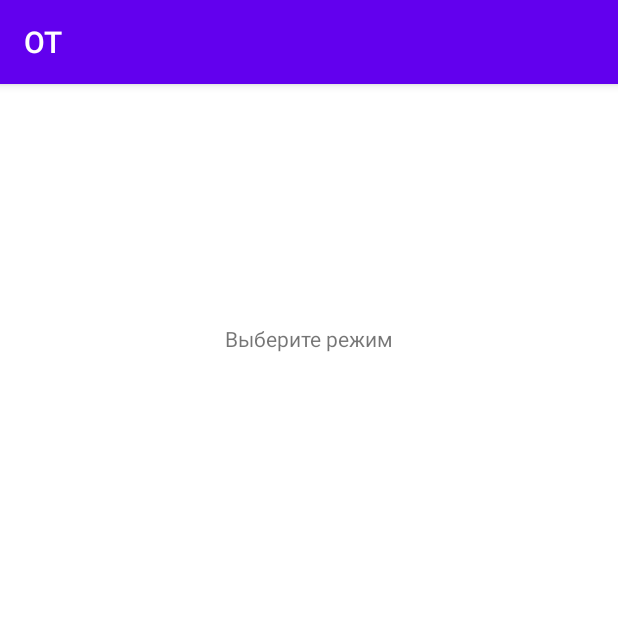
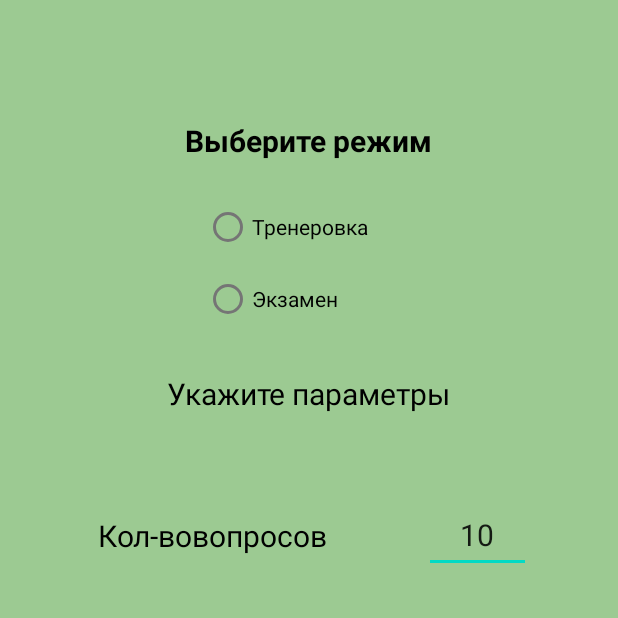
Before and after one commit to trialist13/OT, an Android app: the screen it shows after launch (MainActivity), on a phone screen of 412 x 824 dp, the top half of it. Run offline under Robolectric (Android 15) with nearby library versions, the phone set to English and light mode, and no system bars.

Commit message:
second step

```diff
--- a/app/src/main/res/layout/activity_main.xml
+++ b/app/src/main/res/layout/activity_main.xml
@@ -4,15 +4,83 @@
     xmlns:tools="http://schemas.android.com/tools"
     android:layout_width="match_parent"
     android:layout_height="match_parent"
+    android:background="@color/bg"
     tools:context=".MainActivity">
 
     <TextView
+        android:id="@+id/textView2"
         android:layout_width="wrap_content"
         android:layout_height="wrap_content"
-        android:layout_marginTop="160dp"
-        android:text="Выберите режим"
+        android:layout_marginTop="20dp"
+        android:text="Укажите параметры"
+        android:textColor="@color/black"
+        android:textSize="20sp"
+        app:layout_constraintEnd_toEndOf="parent"
+        app:layout_constraintStart_toStartOf="parent"
+        app:layout_constraintTop_toBottomOf="@+id/radioGroup" />
+
+    <TextView
+        android:id="@+id/textView"
+        android:layout_width="wrap_content"
+        android:layout_height="wrap_content"
+        android:layout_marginTop="80dp"
+        android:text=" Выберите режим "
+        android:textColor="@color/black"
+        android:textSize="20sp"
+        android:textStyle="bold"
         app:layout_constraintEnd_toEndOf="parent"
         app:layout_constraintStart_toStartOf="parent"
         app:layout_constraintTop_toTopOf="parent" />
 
+    <RadioGroup
+        android:id="@+id/radioGroup"
+        android:layout_width="140dp"
+        android:layout_height="101dp"
+        android:layout_marginTop="20dp"
+        app:layout_constraintEnd_toEndOf="parent"
+        app:layout_constraintStart_toStartOf="parent"
+        app:layout_constraintTop_toBottomOf="@+id/textView">
+
+        <RadioButton
+            android:id="@+id/radioButton2"
+            android:layout_width="match_parent"
+            android:layout_height="wrap_content"
+            android:text="Тренеровка" />
+
+        <RadioButton
+            android:id="@+id/radioButton3"
+            android:layout_width="match_parent"
+            android:layout_height="wrap_content"
+            android:text="Экзамен" />
+    </RadioGroup>
+
+    <EditText
+        android:id="@+id/editTextTextPersonName"
+        android:layout_width="71dp"
+        android:layout_height="50dp"
+        android:layout_marginTop="56dp"
+        android:ems="10"
+        android:gravity="center"
+        android:inputType="textPersonName"
+        android:text="10"
+        android:textSize="20sp"
+        app:layout_constraintEnd_toEndOf="parent"
+        app:layout_constraintHorizontal_bias="0.5"
+        app:layout_constraintStart_toEndOf="@+id/textView3"
+        app:layout_constraintTop_toBottomOf="@+id/textView2" />
+
+    <TextView
+        android:id="@+id/textView3"
+        android:layout_width="167dp"
+        android:layout_height="50dp"
+        android:layout_marginTop="56dp"
+        android:gravity="center"
+        android:text="Кол-вовопросов"
+        android:textColor="@color/black"
+        android:textSize="20sp"
+        app:layout_constraintEnd_toStartOf="@+id/editTextTextPersonName"
+        app:layout_constraintHorizontal_bias="0.5"
+        app:layout_constraintStart_toStartOf="parent"
+        app:layout_constraintTop_toBottomOf="@+id/textView2" />
+
 </androidx.constraintlayout.widget.ConstraintLayout>
--- a/app/src/main/res/values-night/themes.xml
+++ b/app/src/main/res/values-night/themes.xml
@@ -1,6 +1,6 @@
 <resources xmlns:tools="http://schemas.android.com/tools">
     <!-- Base application theme. -->
-    <style name="Theme.OT" parent="Theme.MaterialComponents.DayNight.DarkActionBar">
+    <style name="Theme.OT" parent="Theme.MaterialComponents.DayNight.NoActionBar">
         <!-- Primary brand color. -->
         <item name="colorPrimary">@color/purple_200</item>
         <item name="colorPrimaryVariant">@color/purple_700</item>
--- a/app/src/main/res/values/colors.xml
+++ b/app/src/main/res/values/colors.xml
@@ -2,9 +2,10 @@
 <resources>
     <color name="purple_200">#FFBB86FC</color>
     <color name="purple_500">#FF6200EE</color>
-    <color name="purple_700">#FF3700B3</color>
+    <color name="purple_700">#11ab05</color>
     <color name="teal_200">#FF03DAC5</color>
     <color name="teal_700">#FF018786</color>
     <color name="black">#FF000000</color>
     <color name="white">#FFFFFFFF</color>
+    <color name="bg">#9CCA92</color>
 </resources>
--- a/app/src/main/res/values/themes.xml
+++ b/app/src/main/res/values/themes.xml
@@ -1,6 +1,6 @@
 <resources xmlns:tools="http://schemas.android.com/tools">
     <!-- Base application theme. -->
-    <style name="Theme.OT" parent="Theme.MaterialComponents.DayNight.DarkActionBar">
+    <style name="Theme.OT" parent="Theme.MaterialComponents.DayNight.NoActionBar">
         <!-- Primary brand color. -->
         <item name="colorPrimary">@color/purple_500</item>
         <item name="colorPrimaryVariant">@color/purple_700</item>
```
